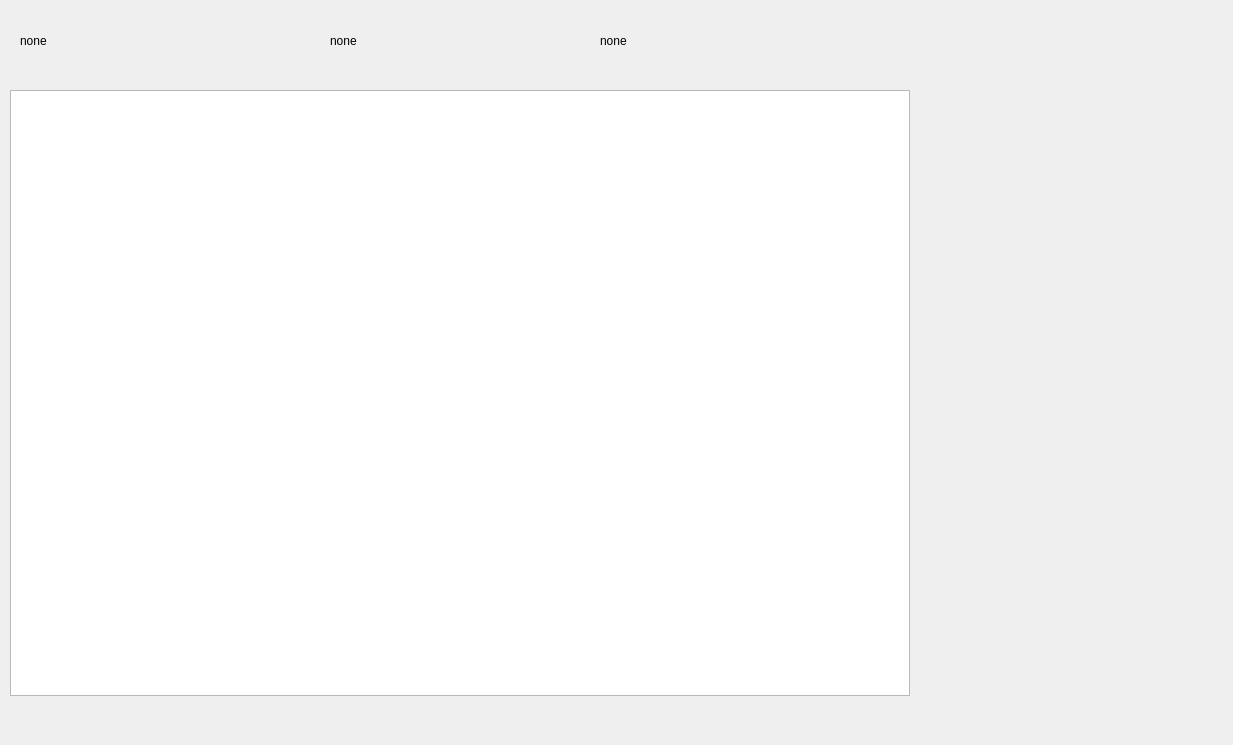
This is mainwindow.ui in skleaves/CampusNav as Qt 5 draws it before an edit. The edited form follows.
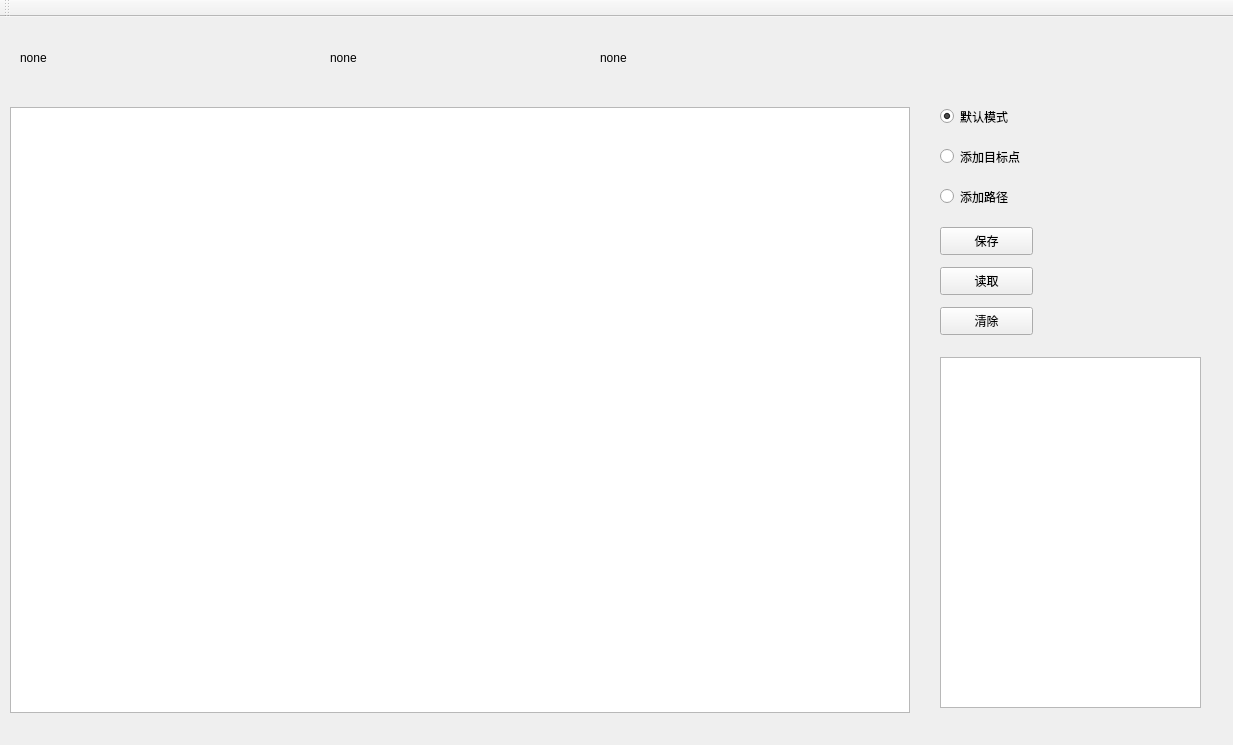
This is the edited form. Custom widgets are drawn as their Qt base class.

Commit message: feat: 添加了自定义路径点及目标点 初步实现了点和路径的添加 feat: 实现了地图的保存与加载

The edit to the form file:
```diff
--- a/mainwindow.ui
+++ b/mainwindow.ui
@@ -69,6 +69,108 @@
      <string>none</string>
     </property>
    </widget>
+   <widget class="QRadioButton" name="radioBtn_Default">
+    <property name="geometry">
+     <rect>
+      <x>940</x>
+      <y>90</y>
+      <width>110</width>
+      <height>19</height>
+     </rect>
+    </property>
+    <property name="text">
+     <string>默认模式</string>
+    </property>
+    <property name="checked">
+     <bool>true</bool>
+    </property>
+   </widget>
+   <widget class="QRadioButton" name="radioBtn_AddLoc">
+    <property name="geometry">
+     <rect>
+      <x>940</x>
+      <y>130</y>
+      <width>110</width>
+      <height>19</height>
+     </rect>
+    </property>
+    <property name="text">
+     <string>添加目标点</string>
+    </property>
+   </widget>
+   <widget class="QRadioButton" name="radioBtn_AddPath">
+    <property name="geometry">
+     <rect>
+      <x>940</x>
+      <y>170</y>
+      <width>110</width>
+      <height>19</height>
+     </rect>
+    </property>
+    <property name="text">
+     <string>添加路径</string>
+    </property>
+   </widget>
+   <widget class="QPushButton" name="pushBtn_Save">
+    <property name="geometry">
+     <rect>
+      <x>940</x>
+      <y>210</y>
+      <width>93</width>
+      <height>28</height>
+     </rect>
+    </property>
+    <property name="text">
+     <string>保存</string>
+    </property>
+   </widget>
+   <widget class="QPushButton" name="pushBtn_Load">
+    <property name="geometry">
+     <rect>
+      <x>940</x>
+      <y>250</y>
+      <width>93</width>
+      <height>28</height>
+     </rect>
+    </property>
+    <property name="text">
+     <string>读取</string>
+    </property>
+   </widget>
+   <widget class="QTextBrowser" name="textLog">
+    <property name="geometry">
+     <rect>
+      <x>940</x>
+      <y>340</y>
+      <width>261</width>
+      <height>351</height>
+     </rect>
+    </property>
+   </widget>
+   <widget class="QPushButton" name="pushBtn_Clear">
+    <property name="geometry">
+     <rect>
+      <x>940</x>
+      <y>290</y>
+      <width>93</width>
+      <height>28</height>
+     </rect>
+    </property>
+    <property name="text">
+     <string>清除</string>
+    </property>
+   </widget>
+  </widget>
+  <widget class="QToolBar" name="toolBar">
+   <property name="windowTitle">
+    <string>toolBar</string>
+   </property>
+   <attribute name="toolBarArea">
+    <enum>TopToolBarArea</enum>
+   </attribute>
+   <attribute name="toolBarBreak">
+    <bool>false</bool>
+   </attribute>
   </widget>
  </widget>
  <customwidgets>
```
The commit also changes 9 other files.
